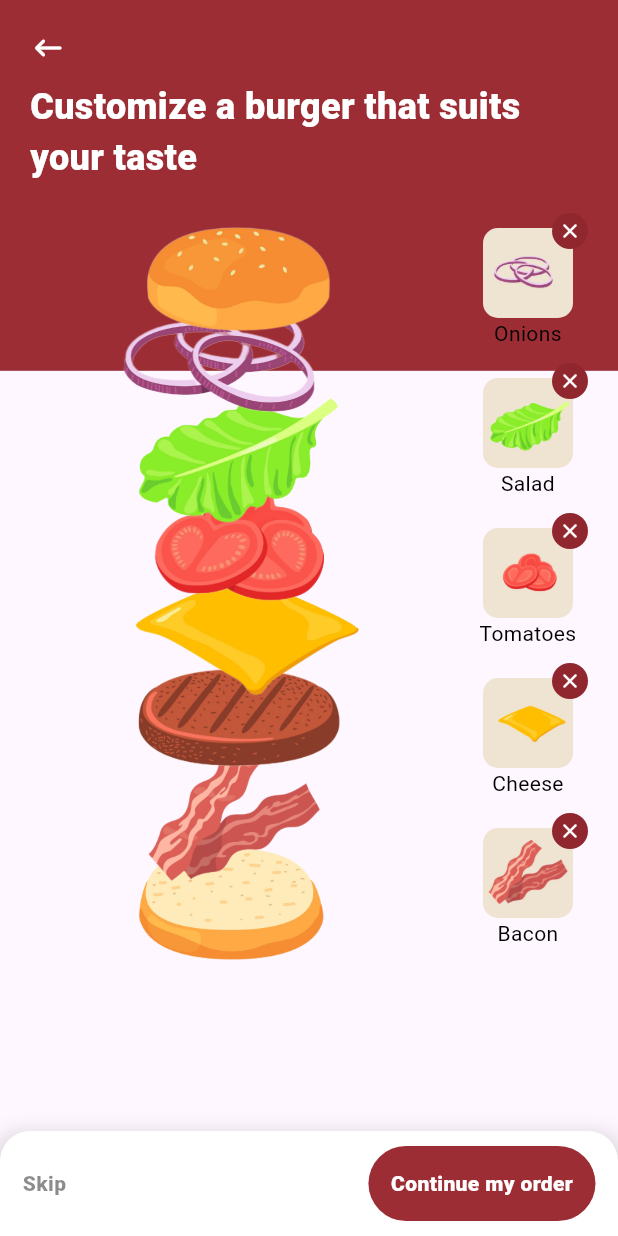
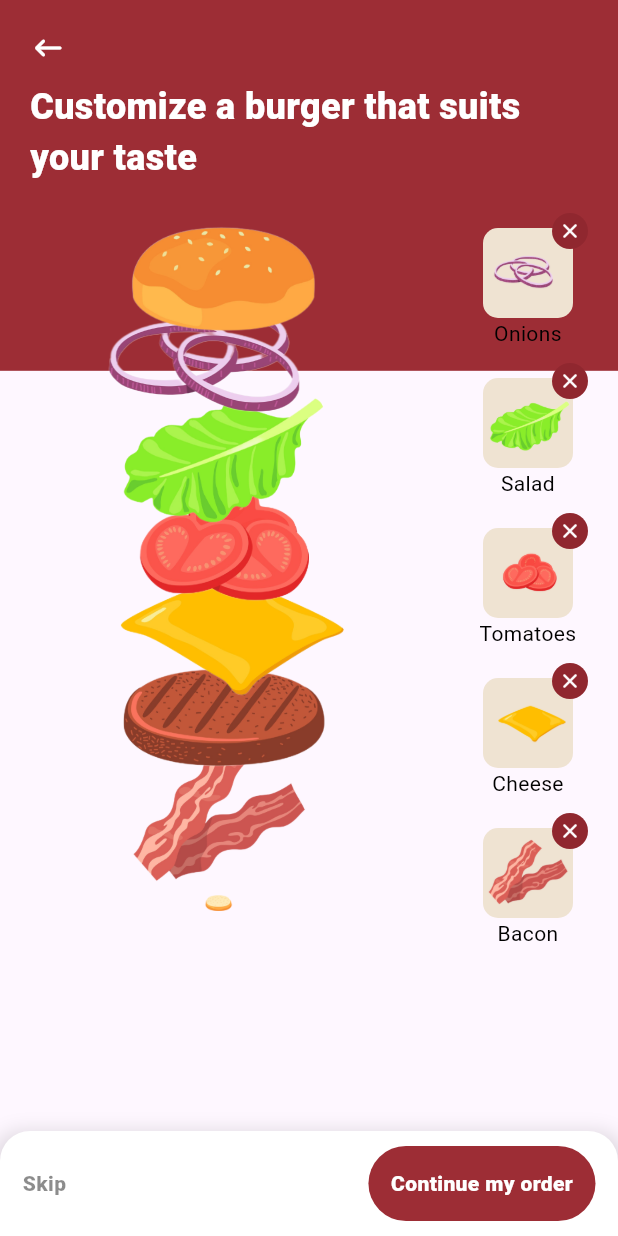
Before and after one commit to Jesus1397/Flutter-animation-burger, a Flutter app: the screen it shows after launch, on a phone screen of 412 x 824 dp. Run offline on Flutter 3.47's test engine with Material 3 defaults, Android fonts, the phone set to English and light mode, and no system bars.

Commit message:
fix: changes

```diff
--- a/lib/db/ingredients_db.dart
+++ b/lib/db/ingredients_db.dart
@@ -7,7 +7,7 @@ class IngredientsModel extends ChangeNotifier {
       name: '',
       image: 'assets/bread-bottom.png',
       selected: true,
-      width: 260.0,
+      width: 20.0,
     ),
     Ingredient(
       name: 'Bacon',
--- a/lib/widgets/burger_widget.dart
+++ b/lib/widgets/burger_widget.dart
@@ -15,7 +15,7 @@ class BurgerWidget extends StatelessWidget {
           children: [
             Positioned(
               top: -30,
-              left: 0,
+              left: -20,
               right: 0,
               child: SizedBox(
                 height: 500,
```
Also changed, not shown: assets/burger-demo.gif (added), 1 other file.
